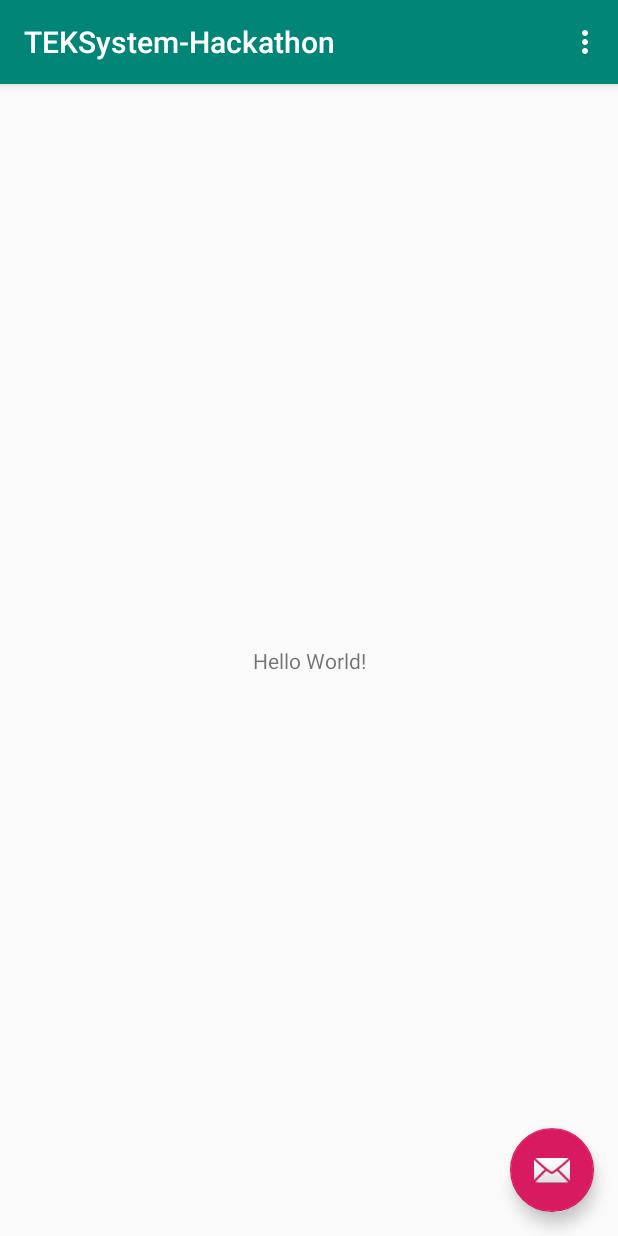
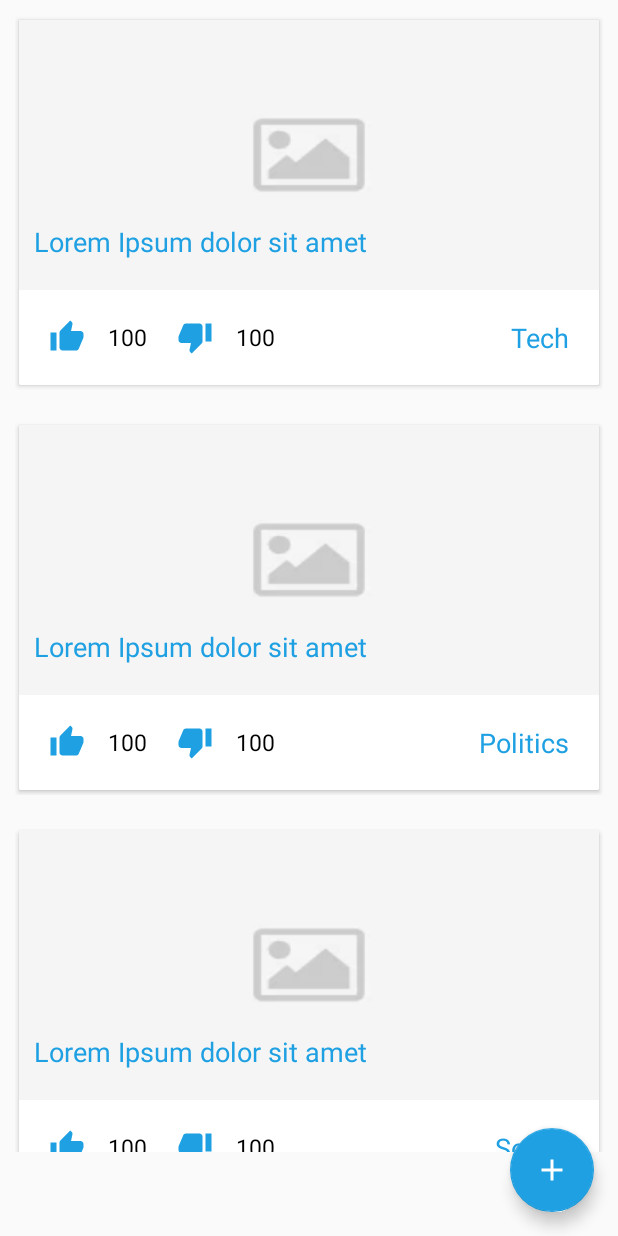
Before and after one commit to Abhishek-Kathayat/Opinion-App, an Android app: the screen it shows after launch (MainActivity), on a phone screen of 412 x 824 dp. Run offline under Robolectric (Android 15) with nearby library versions, the phone set to English and light mode, and no system bars.

Commit message:
Added Layout and Logic

```diff
--- a/FrontEnd/app/build.gradle
+++ b/FrontEnd/app/build.gradle
@@ -26,4 +26,5 @@ dependencies {
     testImplementation 'junit:junit:4.12'
     androidTestImplementation 'com.android.support.test:runner:1.0.2'
     androidTestImplementation 'com.android.support.test.espresso:espresso-core:3.0.2'
+    implementation 'com.android.support:cardview-v7:28.0.0'
 }
--- a/FrontEnd/app/src/main/AndroidManifest.xml
+++ b/FrontEnd/app/src/main/AndroidManifest.xml
@@ -19,6 +19,7 @@
                 <category android:name="android.intent.category.LAUNCHER" />
             </intent-filter>
         </activity>
+        <activity android:name=".AddTopicActivity" android:theme="@style/Theme.AppCompat.Light.NoActionBar"/>
     </application>
 
 </manifest>
--- /dev/null
+++ b/FrontEnd/app/src/main/java/com/teksystem/hackathon/Adapters/TopicsAdapter.java
@@ -0,0 +1,67 @@
+package com.teksystem.hackathon.Adapters;
+
+import android.content.Intent;
+import android.support.design.widget.CoordinatorLayout;
+import android.support.v7.widget.RecyclerView;
+import android.view.LayoutInflater;
+import android.view.View;
+import android.view.ViewGroup;
+import android.widget.TextView;
+
+import com.teksystem.hackathon.Models.TopicsModel;
+import com.teksystem.hackathon.R;
+import com.teksystem.hackathon.TopicDetailActivity;
+
+import java.util.List;
+
+public class TopicsAdapter extends RecyclerView.Adapter<TopicsAdapter.TopicViewHolder> {
+    private List<TopicsModel> topics;
+
+    public class TopicViewHolder extends RecyclerView.ViewHolder {
+        public TextView topicname, topiccategory;
+        public TextView thumbup, thumbdown;
+        public CoordinatorLayout taptopic;
+
+        public TopicViewHolder(View view) {
+            super(view);
+            topicname = (TextView)view.findViewById(R.id.desc_tweet);
+            thumbup = (TextView)view.findViewById(R.id.plus_count);
+            thumbdown = (TextView)view.findViewById(R.id.minus_count);
+            topiccategory = (TextView)view.findViewById(R.id.topic_category);
+            taptopic = view.findViewById(R.id.tab_topic);
+        }
+    }
+
+    public TopicsAdapter(List<TopicsModel> topics) {
+        this.topics = topics;
+    }
+
+    @Override
+    public TopicViewHolder onCreateViewHolder(ViewGroup parent, int viewType) {
+        View contentview = LayoutInflater.from(parent.getContext()).inflate(R.layout.content_tweet, parent, false);
+
+        return new TopicViewHolder(contentview);
+    }
+
+    @Override
+    public void onBindViewHolder(TopicViewHolder holder, int position) {
+        TopicsModel topicsModel = topics.get(position);
+        holder.topicname.setText(topicsModel.getTopicname());
+        holder.thumbup.setText(String.valueOf(topicsModel.getThumbup()));
+        holder.thumbdown.setText(String.valueOf(topicsModel.getThumbdown()));
+        holder.topiccategory.setText(topicsModel.getCategory());
+        holder.taptopic.setOnClickListener(new View.OnClickListener() {
+            @Override
+            public void onClick(View view) {
+                Intent in = new Intent(view.getContext(), TopicDetailActivity.class);
+                view.getContext().startActivity(in);
+            }
+        });
+    }
+
+    @Override
+    public int getItemCount() {
+        return topics.size();
+    }
+
+}
--- a/FrontEnd/app/src/main/java/com/teksystem/hackathon/MainActivity.java
+++ b/FrontEnd/app/src/main/java/com/teksystem/hackathon/MainActivity.java
@@ -1,52 +1,71 @@
 package com.teksystem.hackathon;
 
+import android.content.Intent;
 import android.os.Bundle;
 import android.support.design.widget.FloatingActionButton;
 import android.support.design.widget.Snackbar;
 import android.support.v7.app.AppCompatActivity;
+import android.support.v7.widget.DefaultItemAnimator;
+import android.support.v7.widget.LinearLayoutManager;
+import android.support.v7.widget.RecyclerView;
 import android.support.v7.widget.Toolbar;
 import android.view.View;
 import android.view.Menu;
 import android.view.MenuItem;
 
+import com.teksystem.hackathon.Adapters.TopicsAdapter;
+import com.teksystem.hackathon.Models.TopicsModel;
+
+import java.util.ArrayList;
+import java.util.List;
+
 public class MainActivity extends AppCompatActivity {
+    private RecyclerView recyclerView;
+    private TopicsAdapter topicsAdapter;
+    private List<TopicsModel> topics = new ArrayList<>();
+
 
     @Override
     protected void onCreate(Bundle savedInstanceState) {
         super.onCreate(savedInstanceState);
         setContentView(R.layout.activity_main);
-        Toolbar toolbar = findViewById(R.id.toolbar);
-        setSupportActionBar(toolbar);
+
+        recyclerView = findViewById(R.id.tweet_list);
+        topicsAdapter = new TopicsAdapter(topics);
+        RecyclerView.LayoutManager tLayoutManager = new LinearLayoutManager(getApplicationContext());
+        recyclerView.setLayoutManager(tLayoutManager);
+        recyclerView.setItemAnimator(new DefaultItemAnimator());
+        recyclerView.setAdapter(topicsAdapter);
+        topicsData();
 
         FloatingActionButton fab = findViewById(R.id.fab);
         fab.setOnClickListener(new View.OnClickListener() {
             @Override
             public void onClick(View view) {
-                Snackbar.make(view, "Replace with your own action", Snackbar.LENGTH_LONG)
-                        .setAction("Action", null).show();
+                Intent in = new Intent(MainActivity.this, AddTopicActivity.class);
+                startActivity(in);
             }
         });
     }
 
-    @Override
-    public boolean onCreateOptionsMenu(Menu menu) {
-        // Inflate the menu; this adds items to the action bar if it is present.
-        getMenuInflater().inflate(R.menu.menu_main, menu);
-        return true;
-    }
+    private void topicsData() {
+        TopicsModel topicsModel = new TopicsModel("Lorem Ipsum dolor sit amet", 100, 100, "Tech");
+        topics.add(topicsModel);
+        topicsModel = new TopicsModel("Lorem Ipsum dolor sit amet", 100, 100, "Politics");
+        topics.add(topicsModel);
+        topicsModel = new TopicsModel("Lorem Ipsum dolor sit amet", 100, 100, "Social");
+        topics.add(topicsModel);
+        topicsModel = new TopicsModel("Lorem Ipsum dolor sit amet", 100, 100, "Science");
+        topics.add(topicsModel);
+        topicsModel = new TopicsModel("Lorem Ipsum dolor sit amet", 100, 100, "Social");
+        topics.add(topicsModel);
+        topicsModel = new TopicsModel("Lorem Ipsum dolor sit amet", 100, 100, "Education");
+        topics.add(topicsModel);
+        topicsModel = new TopicsModel("Lorem Ipsum dolor sit amet", 100, 100, "Sports");
+        topics.add(topicsModel);
+        topicsModel = new TopicsModel("Lorem Ipsum dolor sit amet", 100, 100, "Tech");
+        topics.add(topicsModel);
 
-    @Override
-    public boolean onOptionsItemSelected(MenuItem item) {
-        // Handle action bar item clicks here. The action bar will
-        // automatically handle clicks on the Home/Up button, so long
-        // as you specify a parent activity in AndroidManifest.xml.
-        int id = item.getItemId();
-
-        //noinspection SimplifiableIfStatement
-        if (id == R.id.action_settings) {
-            return true;
-        }
-
-        return super.onOptionsItemSelected(item);
+        topicsAdapter.notifyDataSetChanged();
     }
 }
--- /dev/null
+++ b/FrontEnd/app/src/main/java/com/teksystem/hackathon/Models/TopicsModel.java
@@ -0,0 +1,33 @@
+package com.teksystem.hackathon.Models;
+
+public class TopicsModel {
+    private String topicname;
+    private int thumbup;
+    private int thumbdown;
+    public String category;
+
+    public TopicsModel(String topicname, int thumbup, int thumbdown, String category) {
+        this.topicname = topicname;
+        this.thumbdown = thumbdown;
+        this.thumbup = thumbup;
+        this.category = category;
+    }
+
+    public void setTopicname(String topicname) {
+        this.topicname = topicname;
+    }
+
+    public String getCategory() { return category; }
+
+    public String getTopicname() {
+        return topicname;
+    }
+
+    public int getThumbup() {
+        return thumbup;
+    }
+
+    public int getThumbdown() {
+        return thumbdown;
+    }
+}
--- /dev/null
+++ b/FrontEnd/app/src/main/res/drawable/ic_add.xml
@@ -0,0 +1,9 @@
+<vector xmlns:android="http://schemas.android.com/apk/res/android"
+        android:width="30dp"
+        android:height="30dp"
+        android:viewportWidth="24.0"
+        android:viewportHeight="24.0">
+    <path
+        android:fillColor="#FFFFFF"
+        android:pathData="M19,13h-6v6h-2v-6H5v-2h6V5h2v6h6v2z"/>
+</vector>
--- /dev/null
+++ b/FrontEnd/app/src/main/res/drawable/ic_thumb_down.xml
@@ -0,0 +1,9 @@
+<vector xmlns:android="http://schemas.android.com/apk/res/android"
+        android:width="24dp"
+        android:height="24dp"
+        android:viewportWidth="24.0"
+        android:viewportHeight="24.0">
+    <path
+        android:fillColor="#1EA0E2"
+        android:pathData="M15,3L6,3c-0.83,0 -1.54,0.5 -1.84,1.22l-3.02,7.05c-0.09,0.23 -0.14,0.47 -0.14,0.73v1.91l0.01,0.01L1,14c0,1.1 0.9,2 2,2h6.31l-0.95,4.57 -0.03,0.32c0,0.41 0.17,0.79 0.44,1.06L9.83,23l6.59,-6.59c0.36,-0.36 0.58,-0.86 0.58,-1.41L17,5c0,-1.1 -0.9,-2 -2,-2zM19,3v12h4L23,3h-4z"/>
+</vector>
--- /dev/null
+++ b/FrontEnd/app/src/main/res/drawable/ic_thumb_up.xml
@@ -0,0 +1,9 @@
+<vector xmlns:android="http://schemas.android.com/apk/res/android"
+        android:width="24dp"
+        android:height="24dp"
+        android:viewportWidth="24.0"
+        android:viewportHeight="24.0">
+    <path
+        android:fillColor="#1EA0E2"
+        android:pathData="M1,21h4L5,9L1,9v12zM23,10c0,-1.1 -0.9,-2 -2,-2h-6.31l0.95,-4.57 0.03,-0.32c0,-0.41 -0.17,-0.79 -0.44,-1.06L14.17,1 7.59,7.59C7.22,7.95 7,8.45 7,9v10c0,1.1 0.9,2 2,2h9c0.83,0 1.54,-0.5 1.84,-1.22l3.02,-7.05c0.09,-0.23 0.14,-0.47 0.14,-0.73v-1.91l-0.01,-0.01L23,10z"/>
+</vector>
--- a/FrontEnd/app/src/main/res/layout/activity_main.xml
+++ b/FrontEnd/app/src/main/res/layout/activity_main.xml
@@ -6,21 +6,20 @@
     android:layout_height="match_parent"
     tools:context=".MainActivity">
 
-    <android.support.design.widget.AppBarLayout
+    <RelativeLayout
+        android:id="@+id/relativeLayout"
         android:layout_width="match_parent"
         android:layout_height="wrap_content"
-        android:theme="@style/AppTheme.AppBarOverlay">
+        android:layout_marginBottom="56dp"
+        app:layout_constraintBottom_toTopOf="parent"
+        app:layout_constraintStart_toStartOf="parent">
 
-        <android.support.v7.widget.Toolbar
-            android:id="@+id/toolbar"
+        <android.support.v7.widget.RecyclerView
+            android:id="@+id/tweet_list"
             android:layout_width="match_parent"
-            android:layout_height="?attr/actionBarSize"
-            android:background="?attr/colorPrimary"
-            app:popupTheme="@style/AppTheme.PopupOverlay" />
+            android:layout_height="wrap_content"/>
 
-    </android.support.design.widget.AppBarLayout>
-
-    <include layout="@layout/content_main" />
+    </RelativeLayout>
 
     <android.support.design.widget.FloatingActionButton
         android:id="@+id/fab"
@@ -28,6 +27,6 @@
         android:layout_height="wrap_content"
         android:layout_gravity="bottom|end"
         android:layout_margin="@dimen/fab_margin"
-        app:srcCompat="@android:drawable/ic_dialog_email" />
+        android:src="@drawable/ic_add"/>
 
 </android.support.design.widget.CoordinatorLayout>
--- /dev/null
+++ b/FrontEnd/app/src/main/res/layout/activity_topicdetails.xml
@@ -0,0 +1,6 @@
+<?xml version="1.0" encoding="utf-8"?>
+<android.support.design.widget.CoordinatorLayout
+    xmlns:android="http://schemas.android.com/apk/res/android" android:layout_width="match_parent"
+    android:layout_height="match_parent">
+
+</android.support.design.widget.CoordinatorLayout>
--- a/FrontEnd/app/src/main/res/layout/content_main.xml
+++ /dev/null
@@ -1,20 +0,0 @@
-<?xml version="1.0" encoding="utf-8"?>
-<android.support.constraint.ConstraintLayout xmlns:android="http://schemas.android.com/apk/res/android"
-    xmlns:app="http://schemas.android.com/apk/res-auto"
-    xmlns:tools="http://schemas.android.com/tools"
-    android:layout_width="match_parent"
-    android:layout_height="match_parent"
-    app:layout_behavior="@string/appbar_scrolling_view_behavior"
-    tools:context=".MainActivity"
-    tools:showIn="@layout/activity_main">
-
-    <TextView
-        android:layout_width="wrap_content"
-        android:layout_height="wrap_content"
-        android:text="Hello World!"
-        app:layout_constraintBottom_toBottomOf="parent"
-        app:layout_constraintLeft_toLeftOf="parent"
-        app:layout_constraintRight_toRightOf="parent"
-        app:layout_constraintTop_toTopOf="parent" />
-
-</android.support.constraint.ConstraintLayout>
--- /dev/null
+++ b/FrontEnd/app/src/main/res/layout/content_tweet.xml
@@ -0,0 +1,108 @@
+<?xml version="1.0" encoding="utf-8"?>
+<android.support.design.widget.CoordinatorLayout android:id="@+id/tab_topic"
+    xmlns:android="http://schemas.android.com/apk/res/android"
+    android:layout_width="match_parent"
+    android:layout_height="wrap_content"
+    android:layout_marginBottom="10dp"
+    android:layout_marginStart="10dp"
+    android:layout_marginEnd="10dp"
+    xmlns:card_view="http://schemas.android.com/apk/res-auto">
+    <!--xmlns:card_view="http://schemas.android.com/tools" -->
+
+    <android.support.v7.widget.CardView
+        android:layout_width="match_parent"
+        android:layout_height="250dp"
+        card_view:cardUseCompatPadding="true"
+        card_view:cardElevation="2dp"
+        card_view:cardCornerRadius="1dp"
+        android:layout_marginTop="10dp">
+
+        <RelativeLayout
+            android:layout_width="match_parent"
+            android:layout_height="wrap_content">
+
+            <RelativeLayout
+                android:id="@+id/image_tweet"
+                android:layout_width="match_parent"
+                android:layout_height="180dp"
+                android:background="@drawable/dummy">
+
+                <TextView
+                    android:id="@+id/desc_tweet"
+                    android:layout_width="wrap_content"
+                    android:layout_height="wrap_content"
+                    android:layout_marginStart="10dp"
+                    android:layout_alignParentBottom="true"
+                    android:layout_marginBottom="20dp"
+                    android:textSize="18sp"
+                    android:textAllCaps="false"
+                    android:text="Lorem Ipsum dolor sit amet"
+                    android:textColor="@color/colorBlue" />
+
+            </RelativeLayout>
+
+            <RelativeLayout
+                android:layout_below="@id/image_tweet"
+                android:layout_width="match_parent"
+                android:layout_height="70dp">
+
+                <ImageView
+                    android:id="@+id/tweet_plus"
+                    android:src="@drawable/ic_thumb_up"
+                    android:layout_centerVertical="true"
+                    android:layout_marginStart="20dp"
+                    android:layout_marginEnd="15dp"
+                    android:layout_width="wrap_content"
+                    android:layout_height="wrap_content"/>
+
+                <TextView
+                    android:id="@+id/plus_count"
+                    android:layout_width="wrap_content"
+                    android:layout_height="wrap_content"
+                    android:text="100"
+                    android:textColor="@android:color/black"
+                    android:textSize="15sp"
+                    android:textAllCaps="false"
+                    android:layout_toEndOf="@id/tweet_plus"
+                    android:layout_centerVertical="true" />
+
+                <ImageView
+                    android:id="@+id/tweet_minus"
+                    android:src="@drawable/ic_thumb_down"
+                    android:layout_centerVertical="true"
+                    android:layout_marginEnd="15dp"
+                    android:layout_toEndOf="@id/plus_count"
+                    android:layout_marginStart="20dp"
+                    android:layout_width="wrap_content"
+                    android:layout_height="wrap_content"/>
+
+                <TextView
+                    android:id="@+id/minus_count"
+                    android:layout_width="wrap_content"
+                    android:layout_height="wrap_content"
+                    android:text="100"
+                    android:textColor="@android:color/black"
+                    android:textSize="15sp"
+                    android:textAllCaps="false"
+                    android:layout_toEndOf="@id/tweet_minus"
+                    android:layout_centerVertical="true" />
+
+                <TextView
+                    android:id="@+id/topic_category"
+                    android:layout_width="wrap_content"
+                    android:layout_height="wrap_content"
+                    android:textSize="18sp"
+                    android:textAllCaps="false"
+                    android:text="Tech"
+                    android:layout_alignParentEnd="true"
+                    android:layout_marginEnd="20dp"
+                    android:layout_centerVertical="true"
+                    android:textColor="@color/colorBlue"/>
+
+            </RelativeLayout>
+
+        </RelativeLayout>
+
+    </android.support.v7.widget.CardView>
+
+</android.support.design.widget.CoordinatorLayout>
--- a/FrontEnd/app/src/main/res/values/colors.xml
+++ b/FrontEnd/app/src/main/res/values/colors.xml
@@ -1,6 +1,8 @@
 <?xml version="1.0" encoding="utf-8"?>
 <resources>
-    <color name="colorPrimary">#008577</color>
+    <color name="colorPrimary">#FF1EA0E2</color>
     <color name="colorPrimaryDark">#00574B</color>
-    <color name="colorAccent">#D81B60</color>
+    <color name="colorAccent">#FF1EA0E2</color>
+    <color name="colorBlue">#FF1EA0E2</color>
+    <color name="colorGrey">#999696</color>
 </resources>
```
Also changed, not shown: FrontEnd/app/src/main/java/com/teksystem/hackathon/AddTopicActivity.java (added, +24 -0 lines), FrontEnd/app/src/main/java/com/teksystem/hackathon/TopicDetailActivity.java (added, +12 -0 lines), FrontEnd/app/src/main/res/drawable/background_editext.xml (added, +10 -0 lines), FrontEnd/app/src/main/res/drawable/ic_arrow_back.xml (added, +9 -0 lines), FrontEnd/app/src/main/res/layout/activity_addtopic.xml (added, +112 -0 lines), FrontEnd/app/src/main/res/drawable/dummy.jpg (added).
